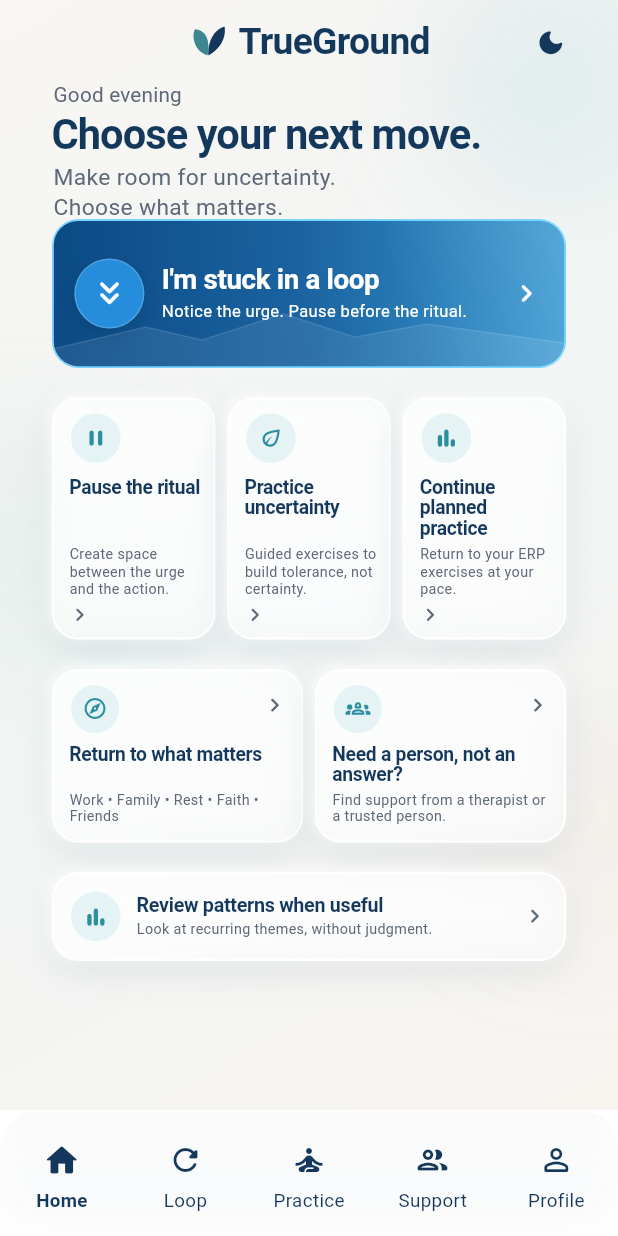
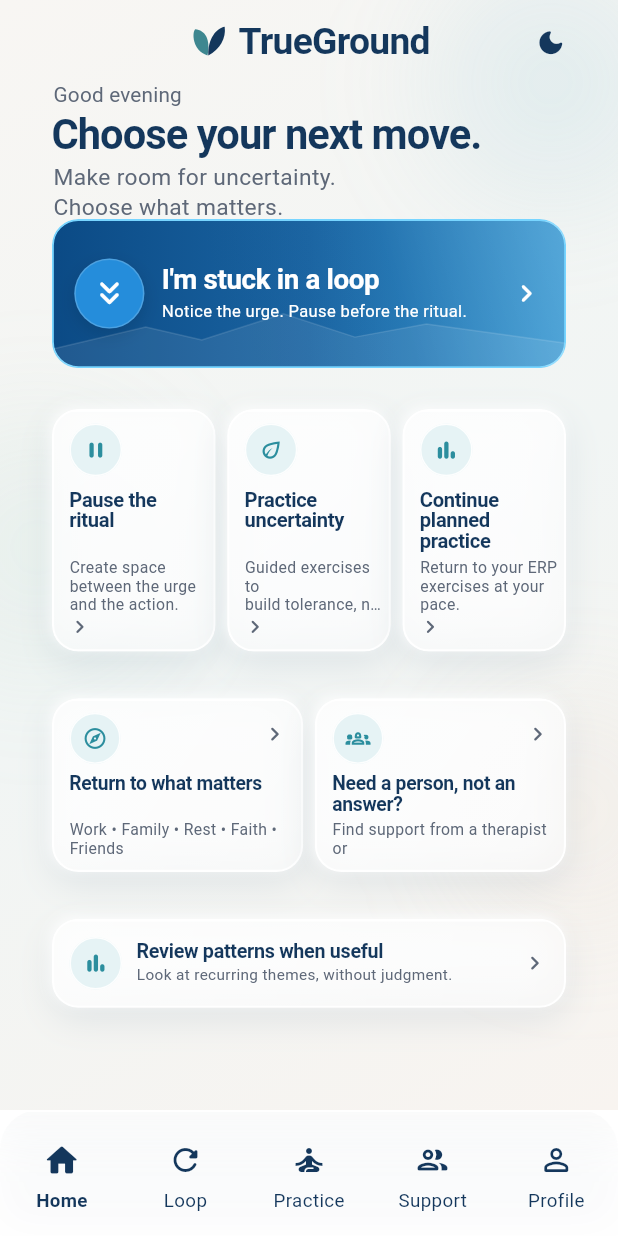
Before and after one commit to hraaaaf/trueground, a Flutter app: the screen it shows after launch, on a phone screen of 412 x 824 dp. Run offline on Flutter 3.47's test engine with Material 3 defaults, Android fonts, the phone set to English and light mode, and no system bars; our stand-ins replace go_router.

Commit message:
fix: balance dashboard target spacing

```diff
--- a/lib/dashboard/dashboard_v3_screen.dart
+++ b/lib/dashboard/dashboard_v3_screen.dart
@@ -104,7 +104,7 @@ class _TargetDashboard extends StatelessWidget {
                         key: DashboardV3Screen.practiceGridKey,
                         left: 19,
                         right: 19,
-                        top: 272,
+                        top: 280,
                         height: 166,
                         child: Row(
                           crossAxisAlignment: CrossAxisAlignment.stretch,
@@ -145,7 +145,7 @@ class _TargetDashboard extends StatelessWidget {
                         key: DashboardV3Screen.valuesGridKey,
                         left: 19,
                         right: 19,
-                        top: 458,
+                        top: 478,
                         height: 119,
                         child: Row(
                           crossAxisAlignment: CrossAxisAlignment.stretch,
@@ -174,7 +174,7 @@ class _TargetDashboard extends StatelessWidget {
                       const Positioned(
                         left: 19,
                         right: 19,
-                        top: 597,
+                        top: 629,
                         height: 61,
                         child: _ReviewCard(),
                       ),
@@ -511,7 +511,7 @@ class _TargetCard extends StatelessWidget {
                 maxLines: 3,
                 overflow: TextOverflow.ellipsis,
                 style: const TextStyle(
-                  fontSize: 13.2,
+                  fontSize: 13.8,
                   height: 1.04,
                   fontWeight: FontWeight.w700,
                   letterSpacing: -0.22,
@@ -529,7 +529,7 @@ class _TargetCard extends StatelessWidget {
                 maxLines: 3,
                 overflow: TextOverflow.ellipsis,
                 style: const TextStyle(
-                  fontSize: 9.8,
+                  fontSize: 10.8,
                   height: 1.18,
                   color: TrueGroundColors.inkMuted,
                 ),
@@ -617,7 +617,7 @@ class _WideCard extends StatelessWidget {
                 maxLines: 2,
                 overflow: TextOverflow.ellipsis,
                 style: const TextStyle(
-                  fontSize: 9.8,
+                  fontSize: 10.8,
                   height: 1.16,
                   color: TrueGroundColors.inkMuted,
                 ),
@@ -667,7 +667,7 @@ class _ReviewCard extends StatelessWidget {
                       'Look at recurring themes, without judgment.',
                       maxLines: 1,
                       style: TextStyle(
-                        fontSize: 9.8,
+                        fontSize: 10.5,
                         height: 1.1,
                         color: TrueGroundColors.inkMuted,
                       ),
```
